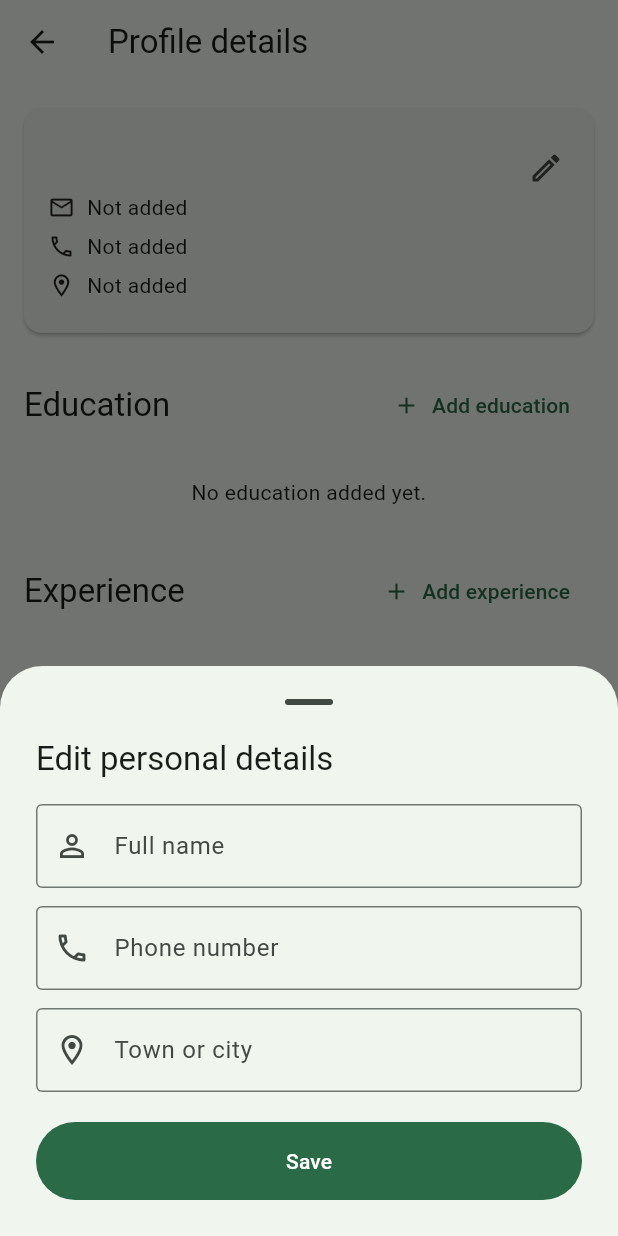
After one commit to JesseN661/Tujiajiri, a Flutter app: the _ProfileDetailsView screen opened directly, after a tap on the "edit" icon, on a phone screen of 412 x 824 dp. The commit adds this screen. Run offline on Flutter 3.47's test engine with Material 3 defaults, Android fonts, the phone set to English and light mode, and no system bars; our stand-ins replace cloud_firestore, equatable, firebase_auth, firebase_core, flutter_bloc, google_sign_in and 1 more; accounts and stored records are empty.

Commit message:
feat(profile): add profile details page with edit, add and remove, share sheets with onboarding

```diff
--- /dev/null
+++ b/lib/features/profile/presentation/pages/profile_details_page.dart
@@ -0,0 +1,181 @@
+import 'package:flutter/material.dart';
+import 'package:flutter_bloc/flutter_bloc.dart';
+
+import '../../../auth/presentation/bloc/auth_cubit.dart';
+import '../../domain/entities/education.dart';
+import '../../domain/entities/experience.dart';
+import '../../domain/repositories/user_profile_repository.dart';
+import '../bloc/profile_cubit.dart';
+import '../bloc/profile_state.dart';
+import '../widgets/entry_card.dart';
+import '../widgets/entry_section.dart';
+import '../widgets/entry_sheets.dart';
+import '../widgets/personal_card.dart';
+
+/// Shows the saved profile and lets the user edit, add and remove entries.
+/// Every change is written to Firestore and appears here straight away.
+class ProfileDetailsPage extends StatelessWidget {
+  const ProfileDetailsPage({super.key});
+
+  @override
+  Widget build(BuildContext context) {
+    return BlocProvider<ProfileCubit>(
+      create: (context) => ProfileCubit(
+        repository: context.read<UserProfileRepository>(),
+        uid: context.read<AuthCubit>().state.user?.uid ?? '',
+      )..start(),
+      child: const _ProfileDetailsView(),
+    );
+  }
+}
+
+class _ProfileDetailsView extends StatelessWidget {
+  const _ProfileDetailsView();
+
+  Future<void> _editPersonal(BuildContext context) async {
+    final cubit = context.read<ProfileCubit>();
+    final profile = cubit.state.profile;
+    if (profile == null) return;
+    final result = await showPersonalSheet(context, profile: profile);
+    if (result == null) return;
+    await cubit.updatePersonal(
+      fullName: result.fullName,
+      phone: result.phone,
+      location: result.location,
+    );
+  }
+
+  Future<void> _editEducation(BuildContext context, [Education? item]) async {
+    final cubit = context.read<ProfileCubit>();
+    final result = await showEducationSheet(
+      context,
+      id: item?.id ?? cubit.newId(),
+      initial: item,
+    );
+    if (result != null) await cubit.saveEducation(result);
+  }
+
+  Future<void> _removeEducation(BuildContext context, Education item) async {
+    final cubit = context.read<ProfileCubit>();
+    if (await confirmRemove(context, 'this education')) {
+      await cubit.deleteEducation(item.id);
+    }
+  }
+
+  Future<void> _editExperience(BuildContext context, [Experience? item]) async {
+    final cubit = context.read<ProfileCubit>();
+    final result = await showExperienceSheet(
+      context,
+      id: item?.id ?? cubit.newId(),
+      initial: item,
+    );
+    if (result != null) await cubit.saveExperience(result);
+  }
+
+  Future<void> _removeExperience(BuildContext context, Experience item) async {
+    final cubit = context.read<ProfileCubit>();
+    if (await confirmRemove(context, 'this experience')) {
+      await cubit.deleteExperience(item.id);
+    }
+  }
+
+  @override
+  Widget build(BuildContext context) {
+    return BlocListener<ProfileCubit, ProfileState>(
+      listenWhen: (previous, current) =>
+          previous.feedbackId != current.feedbackId,
+      listener: (context, state) {
+        final message = state.message;
+        if (message == null) return;
+        final scheme = Theme.of(context).colorScheme;
+        ScaffoldMessenger.of(context)
+          ..hideCurrentSnackBar()
+          ..showSnackBar(
+            SnackBar(
+              content: Text(
+                message,
+                style: TextStyle(color: state.isError ? scheme.onError : null),
+              ),
+              backgroundColor: state.isError ? scheme.error : null,
+            ),
+          );
+      },
+      child: Scaffold(
+        appBar: AppBar(title: const Text('Profile details')),
+        body: BlocBuilder<ProfileCubit, ProfileState>(
+          builder: (context, state) {
+            final profile = state.profile;
+            if (state.status == ProfileStatus.loading) {
+              return const Center(child: CircularProgressIndicator());
+            }
+            if (state.status == ProfileStatus.failure || profile == null) {
+              return Center(
+                child: Column(
+                  mainAxisSize: MainAxisSize.min,
+                  children: [
+                    const Text('We could not load your profile.'),
+                    const SizedBox(height: 12),
+                    FilledButton(
+                      onPressed: () => context.read<ProfileCubit>().start(),
+                      child: const Text('Try again'),
+                    ),
+                  ],
+                ),
+              );
+            }
+            return Center(
+              child: ConstrainedBox(
+                constraints: const BoxConstraints(maxWidth: 600),
+                child: ListView(
+                  padding: const EdgeInsets.all(16),
+                  children: [
+                    PersonalCard(
+                      profile: profile,
+                      onEdit: () => _editPersonal(context),
+                    ),
+                    EntrySection(
+                      title: 'Education',
+                      addLabel: 'Add education',
+                      emptyText: 'No education added yet.',
+                      onAdd: () => _editEducation(context),
+                      children: [
+                        for (final item in state.education)
+                          EntryCard(
+                            title: item.fieldOfStudy.isEmpty
+                                ? item.degree
+                                : '${item.degree} in ${item.fieldOfStudy}',
+                            subtitle:
+                                '${item.school}  |  '
+                                '${formatYearRange(item.startYear, item.endYear)}',
+                            onEdit: () => _editEducation(context, item),
+                            onDelete: () => _removeEducation(context, item),
+                          ),
+                      ],
+                    ),
+                    EntrySection(
+                      title: 'Experience',
+                      addLabel: 'Add experience',
+                      emptyText: 'No experience added yet.',
+                      onAdd: () => _editExperience(context),
+                      children: [
+                        for (final item in state.experience)
+                          EntryCard(
+                            title: item.role,
+                            subtitle:
+                                '${item.company}  |  '
+                                '${formatYearRange(item.startYear, item.endYear)}',
+                            onEdit: () => _editExperience(context, item),
+                            onDelete: () => _removeExperience(context, item),
+                          ),
+                      ],
+                    ),
+                  ],
+                ),
+              ),
+            );
+          },
+        ),
+      ),
+    );
+  }
+}
--- /dev/null
+++ b/lib/features/profile/presentation/widgets/entry_section.dart
@@ -0,0 +1,48 @@
+import 'package:flutter/material.dart';
+
+/// A titled list (education or experience) with an add button.
+class EntrySection extends StatelessWidget {
+  const EntrySection({
+    super.key,
+    required this.title,
+    required this.addLabel,
+    required this.emptyText,
+    required this.onAdd,
+    required this.children,
+  });
+
+  final String title;
+  final String addLabel;
+  final String emptyText;
+  final VoidCallback onAdd;
+  final List<Widget> children;
+
+  @override
+  Widget build(BuildContext context) {
+    return Column(
+      crossAxisAlignment: CrossAxisAlignment.stretch,
+      children: [
+        Row(
+          children: [
+            Expanded(
+              child: Text(title, style: Theme.of(context).textTheme.titleLarge),
+            ),
+            TextButton.icon(
+              onPressed: onAdd,
+              icon: const Icon(Icons.add),
+              label: Text(addLabel),
+            ),
+          ],
+        ),
+        const SizedBox(height: 8),
+        if (children.isEmpty)
+          Padding(
+            padding: const EdgeInsets.symmetric(vertical: 16),
+            child: Text(emptyText, textAlign: TextAlign.center),
+          ),
+        ...children,
+        const SizedBox(height: 16),
+      ],
+    );
+  }
+}
--- /dev/null
+++ b/lib/features/profile/presentation/widgets/personal_card.dart
@@ -0,0 +1,62 @@
+import 'package:flutter/material.dart';
+
+import '../../domain/entities/user_profile.dart';
+
+/// Read-only summary of the personal details, with an edit button.
+class PersonalCard extends StatelessWidget {
+  const PersonalCard({super.key, required this.profile, required this.onEdit});
+
+  final UserProfile profile;
+  final VoidCallback onEdit;
+
+  @override
+  Widget build(BuildContext context) {
+    final theme = Theme.of(context);
+    return Card(
+      margin: const EdgeInsets.only(bottom: 24),
+      child: Padding(
+        padding: const EdgeInsets.fromLTRB(16, 16, 8, 16),
+        child: Row(
+          crossAxisAlignment: CrossAxisAlignment.start,
+          children: [
+            Expanded(
+              child: Column(
+                crossAxisAlignment: CrossAxisAlignment.start,
+                children: [
+                  Text(
+                    profile.fullName,
+                    style: theme.textTheme.titleLarge?.copyWith(
+                      fontWeight: FontWeight.bold,
+                    ),
+                  ),
+                  const SizedBox(height: 12),
+                  _row(Icons.email_outlined, profile.email),
+                  _row(Icons.phone_outlined, profile.phone),
+                  _row(Icons.location_on_outlined, profile.location),
+                ],
+              ),
+            ),
+            IconButton(
+              tooltip: 'Edit personal details',
+              icon: const Icon(Icons.edit_outlined),
+              onPressed: onEdit,
+            ),
+          ],
+        ),
+      ),
+    );
+  }
+
+  Widget _row(IconData icon, String value) {
+    return Padding(
+      padding: const EdgeInsets.only(bottom: 6),
+      child: Row(
+        children: [
+          Icon(icon, size: 18),
+          const SizedBox(width: 8),
+          Expanded(child: Text(value.isEmpty ? 'Not added' : value)),
+        ],
+      ),
+    );
+  }
+}
--- /dev/null
+++ b/lib/features/profile/presentation/widgets/personal_form_sheet.dart
@@ -0,0 +1,108 @@
+import 'package:flutter/material.dart';
+
+import '../../domain/entities/user_profile.dart';
+import '../../domain/validators/profile_validators.dart';
+import 'profile_text_field.dart';
+
+/// The editable personal fields, returned by [PersonalFormSheet].
+typedef PersonalDetails = ({String fullName, String phone, String location});
+
+/// Bottom sheet to edit name, phone and location of a saved profile.
+class PersonalFormSheet extends StatefulWidget {
+  const PersonalFormSheet({super.key, required this.profile});
+
+  final UserProfile profile;
+
+  @override
+  State<PersonalFormSheet> createState() => _PersonalFormSheetState();
+}
+
+class _PersonalFormSheetState extends State<PersonalFormSheet> {
+  final _formKey = GlobalKey<FormState>();
+  late final TextEditingController _name;
+  late final TextEditingController _phone;
+  late final TextEditingController _location;
+
+  @override
+  void initState() {
+    super.initState();
+    _name = TextEditingController(text: widget.profile.fullName);
+    _phone = TextEditingController(text: widget.profile.phone);
+    _location = TextEditingController(text: widget.profile.location);
+  }
+
+  @override
+  void dispose() {
+    _name.dispose();
+    _phone.dispose();
+    _location.dispose();
+    super.dispose();
+  }
+
+  void _save() {
+    if (!(_formKey.currentState?.validate() ?? false)) return;
+    Navigator.of(
+      context,
+    ).pop((fullName: _name.text, phone: _phone.text, location: _location.text));
+  }
+
+  @override
+  Widget build(BuildContext context) {
+    return Padding(
+      // Lifts the form above the keyboard.
+      padding: EdgeInsets.fromLTRB(
+        24,
+        0,
+        24,
+        24 + MediaQuery.of(context).viewInsets.bottom,
+      ),
+      child: SingleChildScrollView(
+        child: Form(
+          key: _formKey,
+          child: Column(
+            mainAxisSize: MainAxisSize.min,
+            crossAxisAlignment: CrossAxisAlignment.stretch,
+            children: [
+              Text(
+                'Edit personal details',
+                style: Theme.of(context).textTheme.titleLarge,
+              ),
+              const SizedBox(height: 16),
+              ProfileTextField(
+                controller: _name,
+                label: 'Full name',
+                icon: Icons.person_outline,
+                keyboardType: TextInputType.name,
+                validator: ProfileValidators.fullName,
+              ),
+              const SizedBox(height: 12),
+              ProfileTextField(
+                controller: _phone,
+                label: 'Phone number',
+                icon: Icons.phone_outlined,
+                keyboardType: TextInputType.phone,
+                validator: ProfileValidators.phone,
+              ),
+              const SizedBox(height: 12),
+              ProfileTextField(
+                controller: _location,
+                label: 'Town or city',
+                icon: Icons.location_on_outlined,
+                textInputAction: TextInputAction.done,
+                validator: ProfileValidators.location,
+              ),
+              const SizedBox(height: 20),
+              FilledButton(
+                style: FilledButton.styleFrom(
+                  minimumSize: const Size.fromHeight(52),
+                ),
+                onPressed: _save,
+                child: const Text('Save'),
+              ),
+            ],
+          ),
+        ),
+      ),
+    );
+  }
+}
```
Also changed, not shown: lib/features/profile/presentation/widgets/education_step.dart (+5 -9 lines), lib/features/profile/presentation/widgets/entry_sheets.dart (added, +64 -0 lines), lib/features/profile/presentation/widgets/experience_step.dart (+5 -9 lines).
